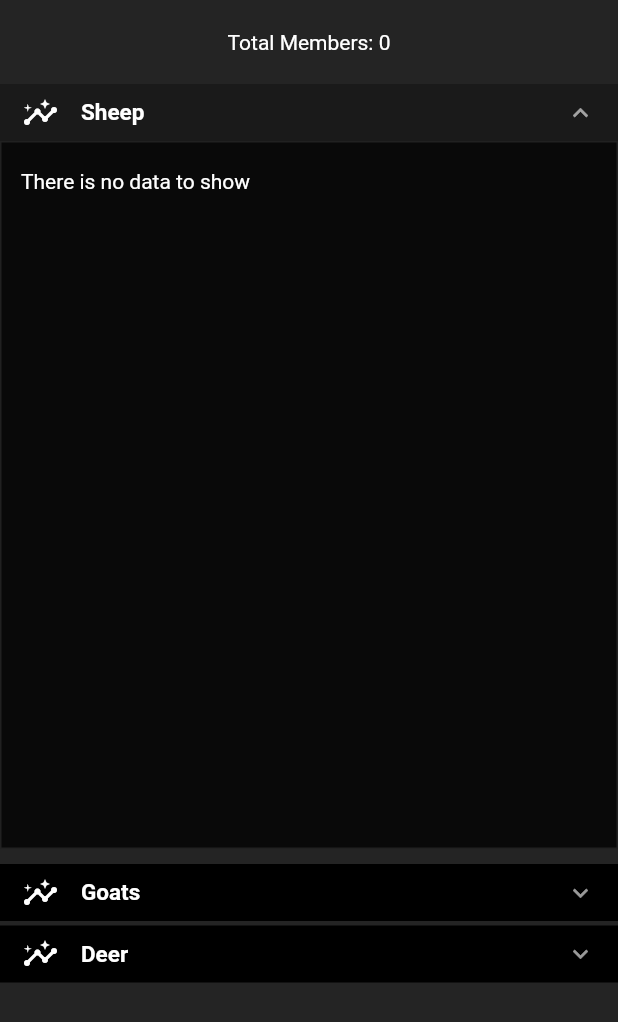
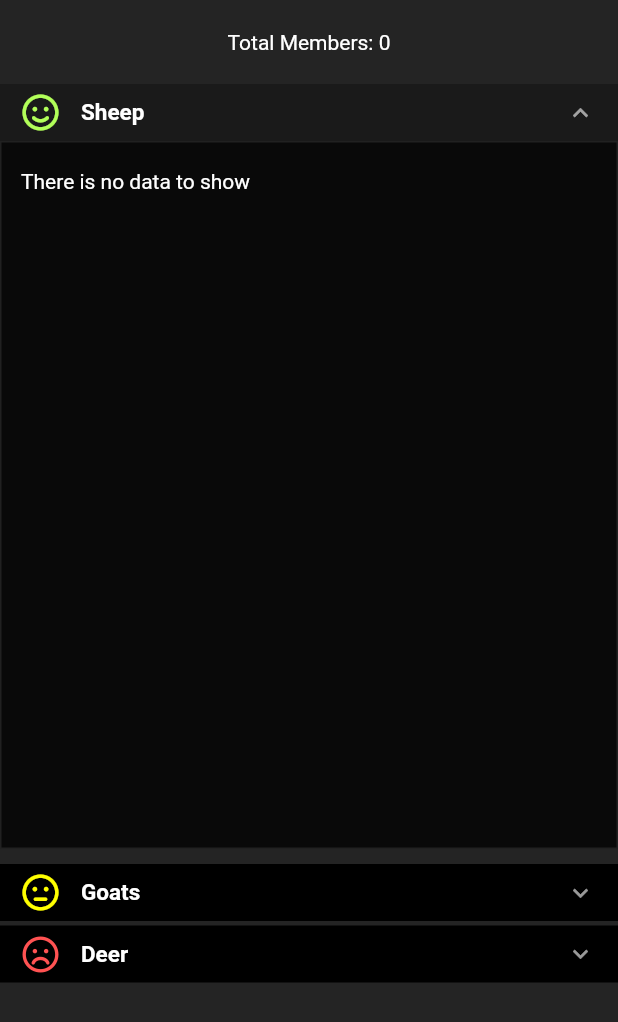
Before and after one commit to firstlovecenter/fl_poimen_flutter, a Flutter app: the ChurchMembershipList widget shown alone on an empty page, opened directly with empty values, on a phone screen of 412 x 824 dp. Shown: the top 1022 px of the screen. Run offline on Flutter 3.47's test engine with Material 2 defaults, Android fonts, the phone set to English and light mode, and no system bars; our stand-ins replace flutter_secure_storage, font_awesome_flutter, graphql_flutter; missing offline and left inert: flutter_appauth; accounts and stored records are empty; network calls fail.

Commit message:
refactor: tidy up home screen and add user details

```diff
--- a/lib/screens/login_screen.dart
+++ b/lib/screens/login_screen.dart
@@ -93,8 +93,7 @@ class _LoginScreenState extends State<LoginScreen> {
     });
 
     print('Success!');
-    Navigator.of(context)
-        .pushNamedAndRemoveUntil('/profile-choose', (route) => false);
+    Navigator.of(context).pushNamedAndRemoveUntil('/profile-choose', (route) => false);
   }
 
   setLoadingState() {
--- a/lib/screens/membership/screen_member_details.dart
+++ b/lib/screens/membership/screen_member_details.dart
@@ -4,6 +4,7 @@ import 'package:poimen/screens/membership/models_membership.dart';
 import 'package:poimen/services/cloudinary_service.dart';
 import 'package:poimen/state/shared_state.dart';
 import 'package:poimen/theme.dart';
+import 'package:poimen/widgets/avatar_with_initials.dart';
 import 'package:poimen/widgets/gql_container.dart';
 import 'package:poimen/widgets/icon_contact.dart';
 import 'package:poimen/widgets/page_title.dart';
@@ -38,9 +39,10 @@ class MemberDetailsScreen extends StatelessWidget {
               Center(
                 child: Hero(
                   tag: 'member-${member.id}',
-                  child: CircleAvatar(
+                  child: AvatarWithInitials(
+                    foregroundImage: NetworkImage(picture.url),
+                    member: member,
                     radius: 80,
-                    foregroundImage: NetworkImage(picture.url),
                   ),
                 ),
               ),
--- a/lib/screens/membership/widget_membership_list.dart
+++ b/lib/screens/membership/widget_membership_list.dart
@@ -1,8 +1,10 @@
 import 'package:accordion/accordion.dart';
 import 'package:flutter/material.dart';
+import 'package:font_awesome_flutter/font_awesome_flutter.dart';
 import 'package:poimen/screens/membership/models_membership.dart';
 import 'package:poimen/services/cloudinary_service.dart';
 import 'package:poimen/state/shared_state.dart';
+import 'package:poimen/widgets/avatar_with_initials.dart';
 import 'package:poimen/widgets/no_data.dart';
 import 'package:provider/provider.dart';
 
@@ -45,7 +47,7 @@ class ChurchMembershipList extends StatelessWidget {
             AccordionSection(
               isOpen: true,
               contentBorderRadius: 0,
-              leftIcon: const Icon(Icons.insights_rounded, color: Colors.white),
+              leftIcon: const Icon(FontAwesomeIcons.faceSmile, color: Colors.lightGreenAccent),
               header: const Text('Sheep', style: headerStyle),
               content: SizedBox(
                 height: accordionHeight,
@@ -59,7 +61,7 @@ class ChurchMembershipList extends StatelessWidget {
               ),
             ),
             AccordionSection(
-              leftIcon: const Icon(Icons.insights_rounded, color: Colors.white),
+              leftIcon: const Icon(FontAwesomeIcons.faceMeh, color: Colors.yellowAccent),
               contentBorderRadius: 0,
               header: const Text('Goats', style: headerStyle),
               content: SizedBox(
@@ -72,7 +74,7 @@ class ChurchMembershipList extends StatelessWidget {
               ),
             ),
             AccordionSection(
-              leftIcon: const Icon(Icons.insights_rounded, color: Colors.white),
+              leftIcon: const Icon(FontAwesomeIcons.faceFrown, color: Colors.redAccent),
               contentBorderRadius: 0,
               header: const Text('Deer', style: headerStyle),
               content: SizedBox(
@@ -106,12 +108,7 @@ Column _memberTile(BuildContext context, MemberForList member) {
         subtitle: Text(member.typename),
         leading: Hero(
           tag: 'member-${member.id}',
-          child: CircleAvatar(
-            foregroundImage: NetworkImage(picture.url),
-            // child: Text(
-            //   member.firstName.substring(0, 1) + member.lastName.substring(0, 1),
-            // ),
-          ),
+          child: AvatarWithInitials(foregroundImage: NetworkImage(picture.url), member: member),
         ),
       ),
       const Divider(thickness: 1)
--- a/lib/screens/profile_choose/screen_profile_choose.dart
+++ b/lib/screens/profile_choose/screen_profile_choose.dart
@@ -92,8 +92,7 @@ class ProfileChooseScreen extends StatelessWidget {
                     text: 'Sign Out',
                     onPressed: () {
                       AuthService.instance.logout();
-                      Navigator.of(context)
-                          .pushNamedAndRemoveUntil('/', (route) => false);
+                      Navigator.of(context).pushNamedAndRemoveUntil('/', (route) => false);
                     }),
                 const Padding(padding: EdgeInsets.all(6))
               ],
--- a/lib/state/enums.dart
+++ b/lib/state/enums.dart
@@ -15,3 +15,13 @@ enum GenderOptions {
   Male,
   Female,
 }
+
+enum Role {
+  leaderFellowship,
+  leaderBacenta,
+  leaderConstituency,
+  leaderCouncil,
+  leaderStream,
+  leaderGathering,
+  all
+}
--- a/lib/state/shared_state.dart
+++ b/lib/state/shared_state.dart
@@ -1,8 +1,9 @@
 import 'package:flutter/material.dart';
 import 'package:poimen/screens/profile_choose/models_profile.dart';
+import 'package:poimen/state/enums.dart';
 
 class SharedState with ChangeNotifier {
-  String _role = '';
+  Role _role = Role.leaderFellowship;
   ProfileChurch _church = ProfileChurch(
     id: '',
     typename: '',
@@ -16,7 +17,7 @@ class SharedState with ChangeNotifier {
   String _streamId = '';
   String _gatheringId = '';
 
-  String get role => _role;
+  Role get role => _role;
   ProfileChurch get church => _church;
 
   String get memberId => _memberId;
@@ -32,7 +33,7 @@ class SharedState with ChangeNotifier {
     notifyListeners();
   }
 
-  set role(String role) {
+  set role(Role role) {
     _role = role;
     notifyListeners();
   }
--- a/lib/theme.dart
+++ b/lib/theme.dart
@@ -9,6 +9,8 @@ class PoimenTheme {
   static final Color phoneColor = _colorFromHex('#A8DCFF');
   static final Color whatsappColor = _colorFromHex('#90EDB3');
   static final Color cardColor = _colorFromHex("#2A2A2A");
+
+  static const Color textSecondary = Colors.grey;
 }
 
 var lightTheme = ThemeData(
--- a/lib/widgets/loading_screen.dart
+++ b/lib/widgets/loading_screen.dart
@@ -7,7 +7,7 @@ class LoadingScreen extends StatelessWidget {
 
   @override
   Widget build(BuildContext context) {
-    return const Center(
+    return const Align(
       child: CircularProgressIndicator(),
     );
   }
```
Also changed, not shown: lib/models/auth0_id_token.dart (+7 -2 lines), lib/screens/home/screen_home.dart (+76 -5 lines), lib/screens/membership/idl/widget_idl_list.dart (+3 -4 lines), lib/screens/profile_choose/widget_profile_card.dart (+7 -1 lines), lib/widgets/avatar_with_initials.dart (added, +30 -0 lines), lib/models/auth0_id_token.g.dart.
